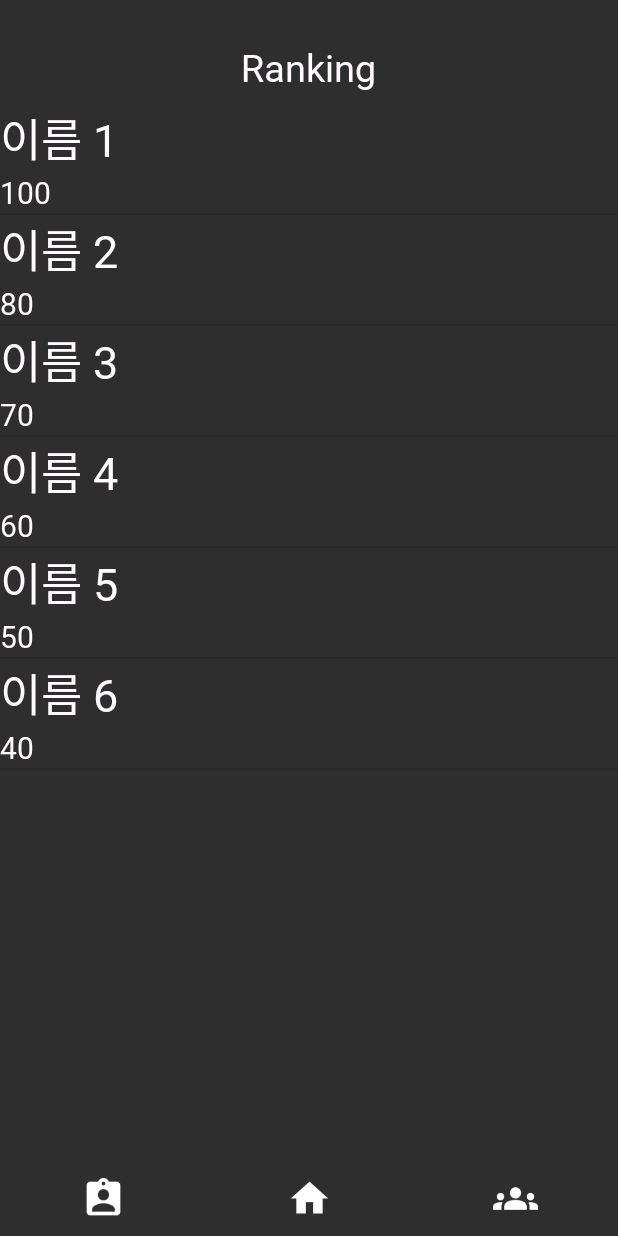
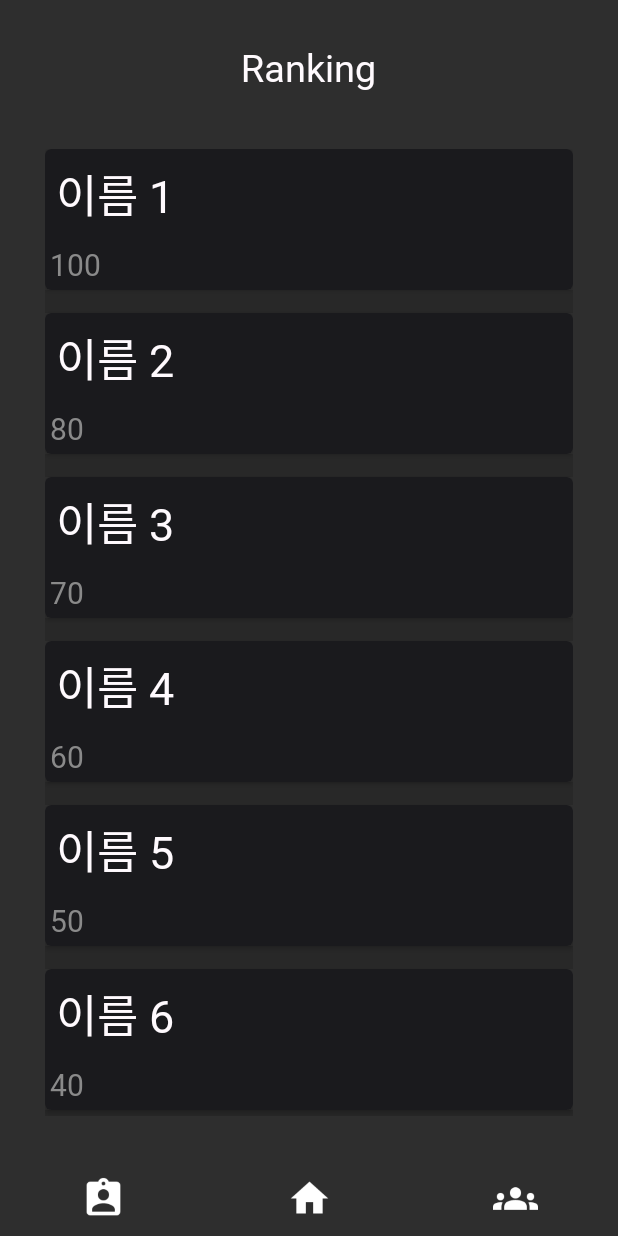
Before and after one commit to GC211MP/Front-End, an Android app: the Community screen opened directly, with no data from a screen before it, on a phone screen of 412 x 824 dp. Run offline under Robolectric (Android 15) with nearby library versions, the phone set to English and light mode, and no system bars.

Commit message:
Ranking design proto test
Ranking design proto test

```diff
--- a/CodeNameRun/app/build.gradle
+++ b/CodeNameRun/app/build.gradle
@@ -37,4 +37,5 @@ dependencies {
     androidTestImplementation 'androidx.test.ext:junit:1.1.2'
     androidTestImplementation 'androidx.test.espresso:espresso-core:3.3.0'
     implementation 'com.google.android.gms:play-services-maps:17.0.0'
+    implementation "androidx.cardview:cardview:1.0.0"
 }
--- a/CodeNameRun/app/src/main/res/layout/activity_community.xml
+++ b/CodeNameRun/app/src/main/res/layout/activity_community.xml
@@ -6,15 +6,6 @@
     android:layout_width="match_parent"
     android:layout_height="match_parent"
     tools:context=".Community">
-
-    <!-- https://lktprogrammer.tistory.com/163 -->
-    <ListView
-        android:layout_below="@+id/ranking_name"
-        android:layout_above="@+id/menubar"
-        android:id="@+id/listView"
-        android:layout_width="match_parent"
-        android:layout_height="match_parent" />
-
 
     <TextView
         android:id="@+id/ranking_name"
@@ -28,6 +19,25 @@
         android:text="Ranking"
         android:textColor="@color/warm_white"
         android:textSize="25dp"/>
+
+    <LinearLayout
+        android:layout_width="match_parent"
+        android:layout_height="match_parent"
+        android:layout_below="@id/ranking_name"
+        android:layout_above="@id/menubar"
+        android:id="@+id/rankingLayout"
+        android:layout_margin="30dp"
+        >
+        <!-- https://lktprogrammer.tistory.com/163 -->
+        <ListView
+
+            android:dividerHeight="15dp"
+            android:id="@+id/listView"
+            android:layout_width="match_parent"
+            android:layout_height="match_parent" />
+    </LinearLayout>
+
+
 
     /* menu bar */
     <LinearLayout
--- a/CodeNameRun/app/src/main/res/layout/listview_ranking.xml
+++ b/CodeNameRun/app/src/main/res/layout/listview_ranking.xml
@@ -1,4 +1,16 @@
 <?xml version="1.0" encoding="utf-8"?>
+
+<!-- A CardView that contains a TextView -->
+<androidx.cardview.widget.CardView
+    xmlns:card_view="http://schemas.android.com/apk/res-auto"
+    xmlns:android="http://schemas.android.com/apk/res/android"
+    android:id="@+id/card_view"
+    android:layout_gravity="center"
+    android:layout_width="match_parent"
+    android:layout_height="wrap_content"
+    android:backgroundTint="@color/warm_black"
+    card_view:cardCornerRadius="4dp">
+
     <RelativeLayout xmlns:android="http://schemas.android.com/apk/res/android"
         xmlns:tools="http://schemas.android.com/tools"
         android:layout_width="match_parent"
@@ -11,6 +23,7 @@
             android:layout_height = "wrap_content"
             android:textColor="@color/warm_white"
             android:textSize = "30dp"
+            android:layout_margin="7dp"
             />
 
         <TextView
@@ -18,6 +31,8 @@
             android:layout_below="@id/name"
             android:layout_width = "match_parent"
             android:layout_height = "wrap_content"
-        android:textColor="@color/warm_white"
-        android:textSize = "20dp"/>
+            android:textColor="@color/light_grey"
+            android:textSize = "20dp"
+            android:layout_margin="3dp"/>
     </RelativeLayout>
+</androidx.cardview.widget.CardView>
```
Lines whose indentation alone changed are shown as unchanged.
